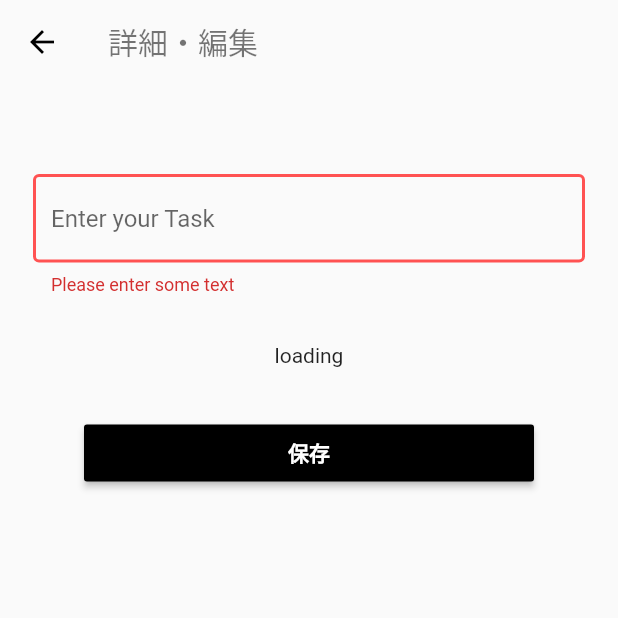
After one commit to harukitosa/taptime, a Flutter app: the TaskDetailPage screen opened by its route, after a tap on "保存", on a phone screen of 412 x 824 dp, the top half of it. The commit adds this screen. Run offline on Flutter 3.47's test engine with Material 2 defaults, Android fonts, the phone set to English and light mode, and no system bars; our stand-ins replace sqflite, table_calendar; accounts and stored records are empty.

Commit message:
詳細ページの作成

```diff
--- a/lib/infra/sqflite/task.dart
+++ b/lib/infra/sqflite/task.dart
@@ -81,4 +81,18 @@ class TaskRepository extends ITaskRepository {
     );
     return res.map((c) => Task.fromMap(c)).toList();
   }
+
+  @override
+  Future<Task> getByID(int id) async {
+    List<Map<String, dynamic>> res;
+    final arg = [id, 'false'];
+    res = await db.query(
+      'task',
+      where: 'id = ? and delete_flag = ?',
+      whereArgs: arg,
+      orderBy: 'created_at DESC',
+    );
+    final task = res.map((c) => Task.fromMap(c)).toList();
+    return task[0];
+  }
 }
--- a/lib/main.dart
+++ b/lib/main.dart
@@ -2,6 +2,7 @@ import 'package:flutter/material.dart';
 import 'package:taptime/page/Calendar.dart';
 import 'package:taptime/page/Home.dart';
 import 'package:taptime/page/Setting.dart';
+import 'package:taptime/page/TaskDetail.dart';
 
 /// TapTime 玄人むけの時間管理アプリ
 void main() {
@@ -22,6 +23,7 @@ class MyApp extends StatelessWidget {
         '/': (context) => HomePage(),
         '/calendar': (context) => CalendarPage(),
         '/setting': (context) => SettingPage(),
+        '/taskdetail': (context) => TaskDetailPage(),
       },
     );
   }
--- a/lib/page/Calendar.dart
+++ b/lib/page/Calendar.dart
@@ -175,6 +175,15 @@ class _CalendarViewState extends State<CalendarView> {
             // decoration: new BoxDecoration(
             //   border: Border.all(color: Colors.black12),
             // ),
+            child: InkWell(
+              onTap: () {
+                Navigator.of(context)
+                    .pushNamed(
+                      '/taskdetail',
+                      arguments: _taskList[index].id,
+                    )
+                    .then((value) => {_refreshData(DateTime.now())});
+              },
               child: Row(
                 children: [
                   Container(
@@ -196,6 +205,7 @@ class _CalendarViewState extends State<CalendarView> {
                   Text('${_taskList[index].text()}'),
                 ],
               ),
+            ),
           );
         },
         itemCount: _taskList.length,
--- a/lib/page/Home.dart
+++ b/lib/page/Home.dart
@@ -77,10 +77,10 @@ class __FormWidgetState extends State<_FormWidget> {
   void _onSave() async {
     if (_formKey.currentState.validate()) {
       this._formKey.currentState.save();
-      await _taskUsecase.createTask(
-        _textEditingController.text,
-        _typeList[currentSelectedIndex].id,
-      );
+      // await _taskUsecase.createTask(
+      //   _textEditingController.text,
+      //   _typeList[currentSelectedIndex].id,
+      // );
       _textEditingController.text = "";
       _snackBarAction();
     }
--- /dev/null
+++ b/lib/page/TaskDetail.dart
@@ -0,0 +1,215 @@
+import 'package:flutter/material.dart';
+import 'package:taptime/model/task.dart';
+import 'package:taptime/di.dart';
+import 'package:taptime/model/type.dart';
+import 'package:taptime/usecase/task_usecase.dart';
+import 'package:taptime/usecase/type_usecase.dart';
+
+class TaskDetailPage extends StatelessWidget {
+  const TaskDetailPage({Key key}) : super(key: key);
+
+  @override
+  Widget build(BuildContext context) {
+    return Scaffold(
+      appBar: AppBar(
+        title: Text(
+          '詳細・編集',
+          style: TextStyle(color: Colors.black54),
+        ),
+        iconTheme: IconThemeData(
+          color: Colors.black, //change your color here
+        ),
+        backgroundColor: Colors.transparent,
+        elevation: 0.0,
+      ),
+      body: Container(
+        child: Column(
+          mainAxisSize: MainAxisSize.max,
+          children: [
+            TaskDetailPageView(),
+          ],
+        ),
+      ),
+    );
+  }
+}
+
+class TaskDetailPageView extends StatefulWidget {
+  TaskDetailPageView({Key key}) : super(key: key);
+  @override
+  _TaskDetailPageViewState createState() => _TaskDetailPageViewState();
+}
+
+class _TaskDetailPageViewState extends State<TaskDetailPageView> {
+  final _formKey = GlobalKey<FormState>();
+  final TextEditingController _textEditingController = TextEditingController();
+  TypeUseCase _typeUsecase;
+  TaskUseCase _taskUsecase;
+  List<TypeData> _typeList = [];
+  Task _task;
+
+  int taskID = 0;
+  int currentSelectedIndex = 0;
+
+  @override
+  void initState() {
+    super.initState();
+    Future(() async {
+      _typeUsecase = await initType();
+      _taskUsecase = await initTask();
+      _typeList = await _typeUsecase.getAllType();
+      taskID = ModalRoute.of(context).settings.arguments as int;
+      _task = await _taskUsecase.getTaskByID(taskID);
+      _textEditingController.text = _task.content;
+      for (int i = 0; i < _typeList.length; i++) {
+        if (_task.typeID == _typeList[i].id) {
+          currentSelectedIndex = i;
+        }
+      }
+      print(_task);
+      setState(() {});
+    });
+  }
+
+  void _onSave() async {
+    if (_formKey.currentState.validate()) {
+      this._formKey.currentState.save();
+      await _taskUsecase.update(
+        _task,
+        _textEditingController.text,
+        _typeList[currentSelectedIndex].id,
+      );
+      _snackBarAction();
+    }
+  }
+
+  Widget _selectorItem(BuildContext context, TypeData item, int index) {
+    bool selectedIndex = index == currentSelectedIndex;
+    double width = selectedIndex ? 50 : 25;
+    double height = selectedIndex ? 50 : 25;
+    // Color borderColor = selectedIndex ? Colors.black54 : Colors.white;
+    return InkWell(
+      onTap: () {
+        setState(() {
+          currentSelectedIndex = index;
+        });
+      },
+      child: Container(
+        width: width,
+        height: height,
+        decoration: BoxDecoration(
+          shape: BoxShape.circle,
+          color: item.colorObj(),
+        ),
+      ),
+    );
+  }
+
+  List<Widget> _colorSelector(BuildContext context) {
+    if (_typeList.length == 0) {
+      return [Text('loading')];
+    }
+    List<Widget> _list = [];
+    for (int i = 0; i < _typeList.length; i++) {
+      _list.add(
+        _selectorItem(context, _typeList[i], i),
+      );
+    }
+    return _list;
+  }
+
+  void _snackBarAction() {
+    final snackBar = SnackBar(
+      content: Text('保存しました'),
+      action: SnackBarAction(
+        label: 'とじる',
+        onPressed: () {
+          Scaffold.of(context).removeCurrentSnackBar();
+        },
+      ),
+      duration: Duration(seconds: 2),
+    );
+    Scaffold.of(context).showSnackBar(snackBar);
+  }
+
+  @override
+  Widget build(BuildContext context) {
+    return Container(
+      margin: EdgeInsets.only(top: 60),
+      child: Form(
+        key: _formKey,
+        child: Column(
+          crossAxisAlignment: CrossAxisAlignment.start,
+          children: <Widget>[
+            Padding(
+              padding: const EdgeInsets.only(right: 22.0, left: 22),
+              child: TextFormField(
+                controller: _textEditingController,
+                keyboardType: TextInputType.multiline,
+                maxLines: 1,
+                decoration: const InputDecoration(
+                  enabledBorder: OutlineInputBorder(
+                    borderSide: BorderSide(
+                      color: Colors.black,
+                      width: 1,
+                    ),
+                  ),
+                  focusedBorder: OutlineInputBorder(
+                    borderSide: BorderSide(
+                      color: Colors.black,
+                      width: 2,
+                    ),
+                  ),
+                  errorBorder: OutlineInputBorder(
+                    borderSide: BorderSide(
+                      color: Colors.redAccent,
+                      width: 2,
+                    ),
+                  ),
+                  focusedErrorBorder: OutlineInputBorder(
+                    borderSide: BorderSide(
+                      color: Colors.black,
+                      width: 2,
+                    ),
+                  ),
+                  hintText: 'Enter your Task', // 入力ヒント
+                ),
+                validator: (value) {
+                  if (value.isEmpty) {
+                    return 'Please enter some text';
+                  }
+                  return null;
+                },
+              ),
+            ),
+            Padding(
+              padding: const EdgeInsets.only(top: 32.0, bottom: 22.0),
+              child: Row(
+                mainAxisAlignment: MainAxisAlignment.spaceEvenly,
+                children: _colorSelector(context),
+              ),
+            ),
+            Center(
+              child: Container(
+                width: 300,
+                height: 70,
+                padding: const EdgeInsets.symmetric(vertical: 16.0),
+                child: RaisedButton(
+                  color: Colors.black,
+                  onPressed: _onSave,
+                  child: Text(
+                    '保存',
+                    style: TextStyle(
+                      fontWeight: FontWeight.w700,
+                      color: Colors.white,
+                    ),
+                  ),
+                ),
+              ),
+            ),
+          ],
+        ),
+      ),
+    );
+  }
+}
--- a/lib/repository/task_repository.dart
+++ b/lib/repository/task_repository.dart
@@ -8,4 +8,5 @@ abstract class ITaskRepository {
   Future<void> delete(Task task);
   Future<List<Task>> getAll();
   Future<List<Task>> getSpan(DateTime day);
+  Future<Task> getByID(int id);
 }
--- a/lib/usecase/task_usecase.dart
+++ b/lib/usecase/task_usecase.dart
@@ -18,4 +18,25 @@ class TaskUseCase {
   Future<List<Task>> getSpan(DateTime day) async {
     return repository.getSpan(day);
   }
+
+  Future<Task> getTaskByID(int id) async {
+    return repository.getByID(id);
+  }
+
+  Future<void> update(
+    Task task,
+    String content,
+    int typeID,
+  ) async {
+    return repository.update(
+      Task(
+        id: task.id,
+        content: content,
+        createTime: task.createTime,
+        updateTime: task.updateTime,
+        delete: task.delete,
+        typeID: typeID,
+      ),
+    );
+  }
 }
```
Lines whose indentation alone changed are shown as unchanged.
